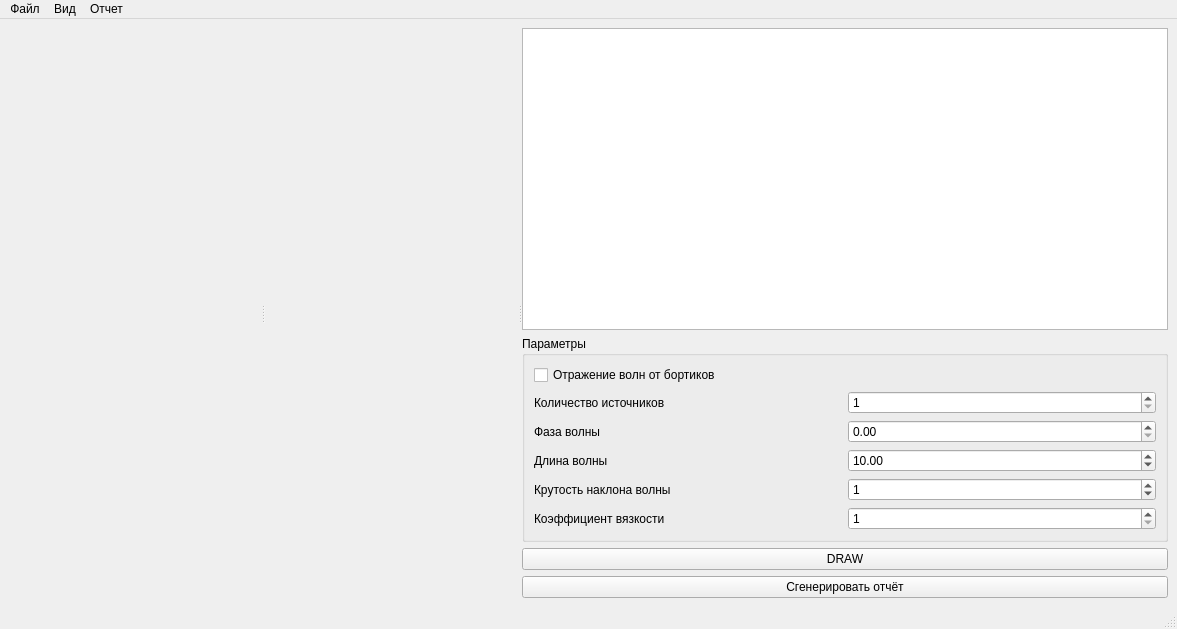
Old version of the form source/mainwindow.ui in the repository Student-Experimental-Physics-Laboratory/self-water-talbot.
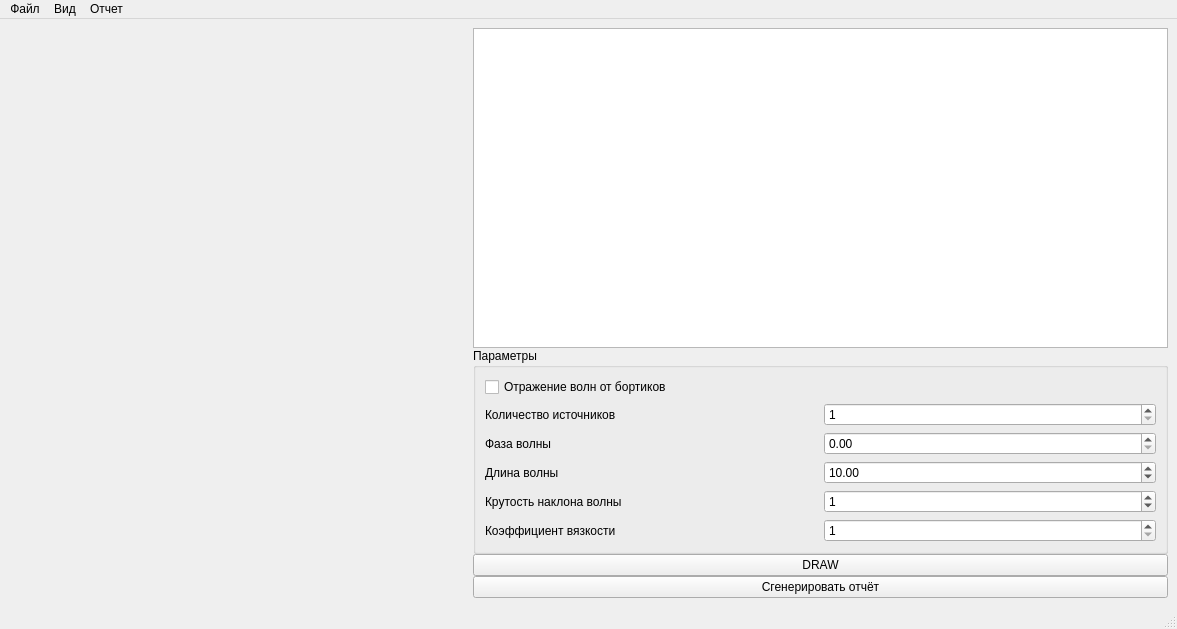
New version of the form.

Commit message: Updated design too

The edit to the form file:
```diff
--- a/source/mainwindow.ui
+++ b/source/mainwindow.ui
@@ -20,15 +20,48 @@
       <property name="orientation">
        <enum>Qt::Horizontal</enum>
       </property>
-      <widget class="QWidget" name="talbotImage" native="true"/>
-      <widget class="QWidget" name="talbotChart" native="true"/>
+      <property name="opaqueResize">
+       <bool>true</bool>
+      </property>
+      <property name="handleWidth">
+       <number>0</number>
+      </property>
+      <property name="childrenCollapsible">
+       <bool>false</bool>
+      </property>
+      <widget class="QWidget" name="talbotImage" native="true">
+       <property name="minimumSize">
+        <size>
+         <width>100</width>
+         <height>100</height>
+        </size>
+       </property>
+      </widget>
+      <widget class="QWidget" name="talbotChart" native="true">
+       <property name="minimumSize">
+        <size>
+         <width>100</width>
+         <height>100</height>
+        </size>
+       </property>
+      </widget>
       <widget class="QWidget" name="layoutWidget">
-       <layout class="QVBoxLayout" name="verticalLayout_3" stretch="0,0">
+       <layout class="QVBoxLayout" name="controller" stretch="0,0">
+        <property name="spacing">
+         <number>0</number>
+        </property>
         <property name="sizeConstraint">
          <enum>QLayout::SetDefaultConstraint</enum>
         </property>
         <item>
-         <widget class="QListWidget" name="experiments"/>
+         <widget class="QListWidget" name="experiments">
+          <property name="minimumSize">
+           <size>
+            <width>300</width>
+            <height>0</height>
+           </size>
+          </property>
+         </widget>
         </item>
         <item>
          <layout class="QVBoxLayout" name="verticalLayout_2">
```
Left out of the diff: 6 changed lines with no effect on the pictures. The commit also changes 2 other files.
